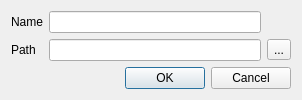
Above: ui/umadial.ui from dotkoval/xpeccy-plus before the change. Below: the same form after it.
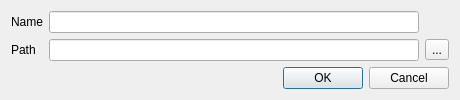
That is the form after the change. Icons and pictures are not drawn.

Diff of the .ui file:
```diff
--- a/ui/umadial.ui
+++ b/ui/umadial.ui
@@ -9,7 +9,7 @@
    <rect>
     <x>0</x>
     <y>0</y>
-    <width>302</width>
+    <width>460</width>
     <height>98</height>
    </rect>
   </property>
```
Left out of the diff: 10 changed lines with no effect on the pictures.
